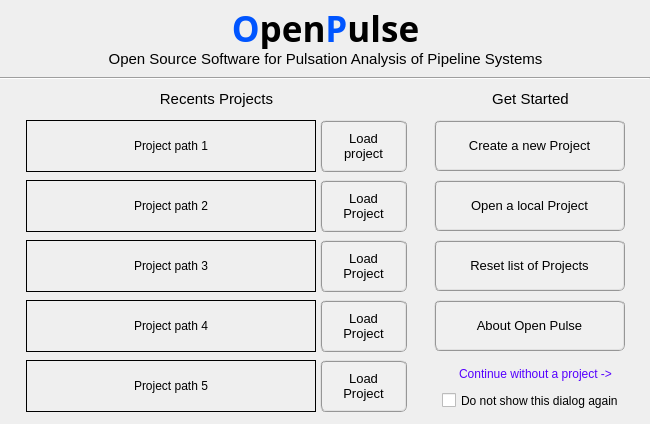
open-pulse/OpenPulse, file pulse/interface/ui_files/project/get_started_input.ui: the form before one commit.
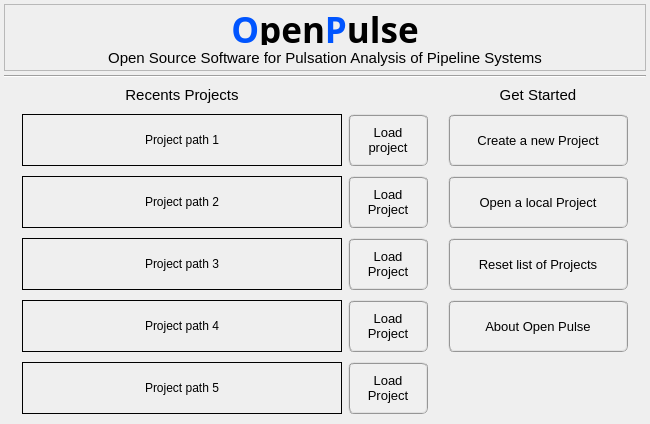
The form after the commit. Icons and pictures are not drawn.

The edit to the form file:
```diff
--- a/pulse/interface/ui_files/project/get_started_input.ui
+++ b/pulse/interface/ui_files/project/get_started_input.ui
@@ -31,267 +31,65 @@
   <property name="windowTitle">
    <string>OpenPulse - Get Started</string>
   </property>
-  <widget class="QWidget" name="widget" native="true">
-   <property name="geometry">
-    <rect>
-     <x>434</x>
-     <y>120</y>
-     <width>211</width>
-     <height>293</height>
-    </rect>
+  <layout class="QGridLayout" name="gridLayout_3">
+   <property name="leftMargin">
+    <number>4</number>
    </property>
-   <widget class="QPushButton" name="load_button">
-    <property name="geometry">
-     <rect>
-      <x>0</x>
-      <y>60</y>
-      <width>191</width>
-      <height>51</height>
-     </rect>
-    </property>
-    <property name="font">
-     <font>
-      <pointsize>10</pointsize>
-      <weight>50</weight>
-      <italic>false</italic>
-      <bold>false</bold>
-     </font>
-    </property>
-    <property name="styleSheet">
-     <string notr="true">QPushButton{border-radius: 6px; border-color: rgb(150, 150, 150); border-style: ridge; border-width: 2px; color: rgb(0, 0, 0); background-color: rgb(240, 240, 240)}
-QPushButton:hover{border-radius: 6px; border-color: rgb(0, 170, 255); border-style: ridge; border-width: 2px; color: rgb(0, 0, 0); background-color: rgba(174, 213, 255, 100)}
-QPushButton:pressed{border-radius: 6px; border-color: rgb(0, 170, 255); border-style: ridge; border-width: 2px; color: rgb(0, 0, 0); background-color: rgb(174, 213, 255)}
-QPushButton:disabled{border-radius: 6px; border-color: rgb(150, 150, 150); border-style: ridge; border-width: 0px; color: rgb(150,150, 150); background-color: rgb(220, 220, 220)}</string>
-    </property>
-    <property name="text">
-     <string>Open a local Project</string>
-    </property>
-    <property name="icon">
-     <iconset>
-      <normaloff>../../../data/icons/loadProject.png</normaloff>../../../data/icons/loadProject.png</iconset>
-    </property>
-    <property name="iconSize">
+   <property name="topMargin">
+    <number>4</number>
+   </property>
+   <property name="rightMargin">
+    <number>4</number>
+   </property>
+   <property name="bottomMargin">
+    <number>4</number>
+   </property>
+   <property name="spacing">
+    <number>4</number>
+   </property>
+   <item row="0" column="0">
+    <widget class="QFrame" name="frame_title">
+     <property name="maximumSize">
      <size>
-      <width>30</width>
-      <height>32</height>
-     </size>
-    </property>
-    <property name="default">
-     <bool>false</bool>
-    </property>
-   </widget>
-   <widget class="QPushButton" name="create_button">
-    <property name="geometry">
-     <rect>
-      <x>0</x>
-      <y>0</y>
-      <width>191</width>
-      <height>51</height>
-     </rect>
-    </property>
-    <property name="font">
-     <font>
-      <pointsize>10</pointsize>
-      <weight>50</weight>
-      <italic>false</italic>
-      <bold>false</bold>
-     </font>
-    </property>
-    <property name="styleSheet">
-     <string notr="true">QPushButton{border-radius: 6px; border-color: rgb(150, 150, 150); border-style: ridge; border-width: 2px; color: rgb(0, 0, 0); background-color: rgb(240, 240, 240)}
-QPushButton:hover{border-radius: 6px; border-color: rgb(0, 170, 255); border-style: ridge; border-width: 2px; color: rgb(0, 0, 0); background-color: rgba(174, 213, 255, 100)}
-QPushButton:pressed{border-radius: 6px; border-color: rgb(0, 170, 255); border-style: ridge; border-width: 2px; color: rgb(0, 0, 0); background-color: rgb(174, 213, 255)}
-QPushButton:disabled{border-radius: 6px; border-color: rgb(150, 150, 150); border-style: ridge; border-width: 0px; color: rgb(150,150, 150); background-color: rgb(220, 220, 220)}</string>
-    </property>
-    <property name="text">
-     <string>Create a new Project</string>
-    </property>
-    <property name="icon">
-     <iconset>
-      <normaloff>../../../data/icons/012-favorite.png</normaloff>../../../data/icons/012-favorite.png</iconset>
-    </property>
-    <property name="iconSize">
-     <size>
-      <width>30</width>
-      <height>32</height>
-     </size>
-    </property>
-    <property name="default">
-     <bool>false</bool>
-    </property>
-   </widget>
-   <widget class="QPushButton" name="reset_list_projects_button">
-    <property name="geometry">
-     <rect>
-      <x>0</x>
-      <y>120</y>
-      <width>191</width>
-      <height>51</height>
-     </rect>
-    </property>
-    <property name="font">
-     <font>
-      <pointsize>10</pointsize>
-      <weight>50</weight>
-      <italic>false</italic>
-      <bold>false</bold>
-     </font>
-    </property>
-    <property name="styleSheet">
-     <string notr="true">QPushButton{border-radius: 6px; border-color: rgb(150, 150, 150); border-style: ridge; border-width: 2px; color: rgb(0, 0, 0); background-color: rgb(240, 240, 240)}
-QPushButton:hover{border-radius: 6px; border-color: rgb(0, 170, 255); border-style: ridge; border-width: 2px; color: rgb(0, 0, 0); background-color: rgba(174, 213, 255, 100)}
-QPushButton:pressed{border-radius: 6px; border-color: rgb(0, 170, 255); border-style: ridge; border-width: 2px; color: rgb(0, 0, 0); background-color: rgb(174, 213, 255)}
-QPushButton:disabled{border-radius: 6px; border-color: rgb(150, 150, 150); border-style: ridge; border-width: 0px; color: rgb(150,150, 150); background-color: rgb(220, 220, 220)}</string>
-    </property>
-    <property name="text">
-     <string>Reset list of Projects</string>
-    </property>
-    <property name="icon">
-     <iconset>
-      <normaloff>../../../data/icons/pulse.png</normaloff>../../../data/icons/pulse.png</iconset>
-    </property>
-    <property name="iconSize">
+       <width>16777215</width>
+       <height>80</height>
+      </size>
+     </property>
+     <property name="frameShape">
+      <enum>QFrame::StyledPanel</enum>
+     </property>
+     <property name="frameShadow">
+      <enum>QFrame::Raised</enum>
+     </property>
+     <layout class="QGridLayout" name="gridLayout_2">
+      <property name="leftMargin">
+       <number>0</number>
+      </property>
+      <property name="topMargin">
+       <number>0</number>
+      </property>
+      <property name="rightMargin">
+       <number>0</number>
+      </property>
+      <property name="bottomMargin">
+       <number>0</number>
+      </property>
+      <property name="spacing">
+       <number>0</number>
+      </property>
+      <item row="0" column="0">
+       <widget class="QLabel" name="label_openpulse">
+        <property name="minimumSize">
      <size>
-      <width>30</width>
-      <height>32</height>
-     </size>
-    </property>
-   </widget>
-   <widget class="QPushButton" name="continue_button">
-    <property name="geometry">
-     <rect>
-      <x>0</x>
-      <y>242</y>
-      <width>203</width>
-      <height>23</height>
-     </rect>
-    </property>
-    <property name="palette">
-     <palette>
-      <active>
-       <colorrole role="ButtonText">
-        <brush brushstyle="SolidPattern">
-         <color alpha="255">
-          <red>85</red>
-          <green>0</green>
-          <blue>255</blue>
-         </color>
-        </brush>
-       </colorrole>
-      </active>
-      <inactive>
-       <colorrole role="ButtonText">
-        <brush brushstyle="SolidPattern">
-         <color alpha="255">
-          <red>85</red>
-          <green>0</green>
-          <blue>255</blue>
-         </color>
-        </brush>
-       </colorrole>
-      </inactive>
-      <disabled>
-       <colorrole role="ButtonText">
-        <brush brushstyle="SolidPattern">
-         <color alpha="255">
-          <red>120</red>
-          <green>120</green>
-          <blue>120</blue>
-         </color>
-        </brush>
-       </colorrole>
-      </disabled>
-     </palette>
-    </property>
-    <property name="font">
-     <font>
-      <pointsize>9</pointsize>
-     </font>
-    </property>
-    <property name="text">
-     <string>Continue without a project -&gt;</string>
-    </property>
-    <property name="flat">
-     <bool>true</bool>
-    </property>
-   </widget>
-   <widget class="QCheckBox" name="checkBox">
-    <property name="geometry">
-     <rect>
-      <x>8</x>
-      <y>272</y>
-      <width>199</width>
-      <height>17</height>
-     </rect>
-    </property>
-    <property name="font">
-     <font>
-      <pointsize>9</pointsize>
-     </font>
-    </property>
-    <property name="text">
-     <string>Do not show this dialog again</string>
-    </property>
-   </widget>
-   <widget class="QPushButton" name="about_button">
-    <property name="geometry">
-     <rect>
-      <x>0</x>
-      <y>180</y>
-      <width>191</width>
-      <height>51</height>
-     </rect>
-    </property>
-    <property name="font">
-     <font>
-      <pointsize>10</pointsize>
-      <weight>50</weight>
-      <italic>false</italic>
-      <bold>false</bold>
-     </font>
-    </property>
-    <property name="styleSheet">
-     <string notr="true">QPushButton{border-radius: 6px; border-color: rgb(150, 150, 150); border-style: ridge; border-width: 2px; color: rgb(0, 0, 0); background-color: rgb(240, 240, 240)}
-QPushButton:hover{border-radius: 6px; border-color: rgb(0, 170, 255); border-style: ridge; border-width: 2px; color: rgb(0, 0, 0); background-color: rgba(174, 213, 255, 100)}
-QPushButton:pressed{border-radius: 6px; border-color: rgb(0, 170, 255); border-style: ridge; border-width: 2px; color: rgb(0, 0, 0); background-color: rgb(174, 213, 255)}
-QPushButton:disabled{border-radius: 6px; border-color: rgb(150, 150, 150); border-style: ridge; border-width: 0px; color: rgb(150,150, 150); background-color: rgb(220, 220, 220)}</string>
-    </property>
-    <property name="text">
-     <string>About Open Pulse</string>
-    </property>
-    <property name="icon">
-     <iconset>
-      <normaloff>../../../data/icons/pulse.png</normaloff>../../../data/icons/pulse.png</iconset>
-    </property>
-    <property name="iconSize">
+          <width>0</width>
+          <height>40</height>
+         </size>
+        </property>
+        <property name="maximumSize">
      <size>
-      <width>30</width>
-      <height>32</height>
-     </size>
-    </property>
-   </widget>
-  </widget>
-  <widget class="Line" name="line">
-   <property name="geometry">
-    <rect>
-     <x>0</x>
-     <y>70</y>
-     <width>650</width>
-     <height>16</height>
-    </rect>
-   </property>
-   <property name="orientation">
-    <enum>Qt::Horizontal</enum>
-   </property>
-  </widget>
-  <widget class="QLabel" name="label">
-   <property name="geometry">
-    <rect>
-     <x>36</x>
-     <y>4</y>
-     <width>579</width>
-     <height>45</height>
-    </rect>
+          <width>16777215</width>
+          <height>40</height>
+         </size>
    </property>
    <property name="font">
     <font>
@@ -308,15 +106,9 @@
     <set>Qt::AlignCenter</set>
    </property>
   </widget>
-  <widget class="QLabel" name="label_2">
-   <property name="geometry">
-    <rect>
-     <x>36</x>
-     <y>46</y>
-     <width>579</width>
-     <height>25</height>
-    </rect>
-   </property>
+      </item>
+      <item row="1" column="0">
+       <widget class="QLabel" name="label_description">
    <property name="minimumSize">
     <size>
      <width>0</width>
@@ -344,41 +136,30 @@
     <set>Qt::AlignCenter</set>
    </property>
   </widget>
-  <widget class="QLabel" name="recents_label">
-   <property name="geometry">
-    <rect>
-     <x>28</x>
-     <y>86</y>
-     <width>377</width>
-     <height>25</height>
-    </rect>
-   </property>
-   <property name="font">
-    <font>
-     <pointsize>11</pointsize>
-     <weight>50</weight>
-     <bold>false</bold>
-    </font>
-   </property>
-   <property name="autoFillBackground">
-    <bool>true</bool>
-   </property>
-   <property name="text">
-    <string>Recents Projects</string>
-   </property>
-   <property name="alignment">
-    <set>Qt::AlignCenter</set>
-   </property>
-  </widget>
+      </item>
+     </layout>
+    </widget>
+   </item>
+   <item row="2" column="0">
+    <widget class="QWidget" name="widget_main" native="true">
+     <layout class="QGridLayout" name="gridLayout">
+      <property name="leftMargin">
+       <number>4</number>
+      </property>
+      <property name="topMargin">
+       <number>4</number>
+      </property>
+      <property name="rightMargin">
+       <number>4</number>
+      </property>
+      <property name="bottomMargin">
+       <number>4</number>
+      </property>
+      <property name="verticalSpacing">
+       <number>10</number>
+      </property>
+      <item row="0" column="4">
   <widget class="QLabel" name="label_4">
-   <property name="geometry">
-    <rect>
-     <x>436</x>
-     <y>86</y>
-     <width>189</width>
-     <height>25</height>
-    </rect>
-   </property>
    <property name="font">
     <font>
      <pointsize>11</pointsize>
@@ -397,23 +178,54 @@
     <set>Qt::AlignCenter</set>
    </property>
   </widget>
-  <widget class="QWidget" name="widget_project1" native="true">
-   <property name="geometry">
-    <rect>
-     <x>22</x>
-     <y>116</y>
-     <width>387</width>
-     <height>61</height>
-    </rect>
-   </property>
-   <widget class="QPushButton" name="project1_button">
-    <property name="geometry">
-     <rect>
-      <x>298</x>
-      <y>4</y>
-      <width>87</width>
+      </item>
+      <item row="5" column="1">
+       <widget class="QLabel" name="project5_path_label">
+        <property name="minimumSize">
+         <size>
+          <width>320</width>
+          <height>52</height>
+         </size>
+        </property>
+        <property name="maximumSize">
+         <size>
+          <width>320</width>
       <height>52</height>
-     </rect>
+         </size>
+        </property>
+        <property name="frameShape">
+         <enum>QFrame::Box</enum>
+        </property>
+        <property name="text">
+         <string>Project path 5</string>
+        </property>
+        <property name="scaledContents">
+         <bool>true</bool>
+        </property>
+        <property name="alignment">
+         <set>Qt::AlignCenter</set>
+        </property>
+        <property name="wordWrap">
+         <bool>true</bool>
+        </property>
+        <property name="margin">
+         <number>6</number>
+        </property>
+       </widget>
+      </item>
+      <item row="4" column="4">
+       <widget class="QPushButton" name="about_button">
+        <property name="minimumSize">
+         <size>
+          <width>180</width>
+          <height>52</height>
+         </size>
+        </property>
+        <property name="maximumSize">
+         <size>
+          <width>16777215</width>
+          <height>52</height>
+         </size>
     </property>
     <property name="font">
      <font>
@@ -423,12 +235,6 @@
       <bold>false</bold>
      </font>
     </property>
-    <property name="layoutDirection">
-     <enum>Qt::LeftToRight</enum>
-    </property>
-    <property name="autoFillBackground">
-     <bool>false</bool>
-    </property>
     <property name="styleSheet">
      <string notr="true">QPushButton{border-radius: 6px; border-color: rgb(150, 150, 150); border-style: ridge; border-width: 2px; color: rgb(0, 0, 0); background-color: rgb(240, 240, 240)}
 QPushButton:hover{border-radius: 6px; border-color: rgb(0, 170, 255); border-style: ridge; border-width: 2px; color: rgb(0, 0, 0); background-color: rgba(174, 213, 255, 100)}
@@ -436,70 +242,34 @@
 QPushButton:disabled{border-radius: 6px; border-color: rgb(150, 150, 150); border-style: ridge; border-width: 0px; color: rgb(150,150, 150); background-color: rgb(220, 220, 220)}</string>
     </property>
     <property name="text">
-     <string>Load 
-project</string>
+         <string>About Open Pulse</string>
     </property>
     <property name="icon">
      <iconset>
-      <normaloff>../../../data/icons/002-analysis.png</normaloff>../../../data/icons/002-analysis.png</iconset>
-    </property>
-    <property name="autoDefault">
-     <bool>false</bool>
-    </property>
-    <property name="default">
-     <bool>false</bool>
-    </property>
-    <property name="flat">
-     <bool>false</bool>
-    </property>
-   </widget>
-   <widget class="QLabel" name="project1_path_label">
-    <property name="geometry">
-     <rect>
-      <x>4</x>
-      <y>4</y>
-      <width>290</width>
-      <height>52</height>
-     </rect>
-    </property>
-    <property name="styleSheet">
-     <string notr="true"/>
-    </property>
-    <property name="frameShape">
-     <enum>QFrame::Box</enum>
-    </property>
-    <property name="text">
-     <string>Project path 1</string>
-    </property>
-    <property name="alignment">
-     <set>Qt::AlignCenter</set>
-    </property>
-    <property name="wordWrap">
-     <bool>true</bool>
-    </property>
-    <property name="margin">
-     <number>4</number>
-    </property>
-   </widget>
-  </widget>
-  <widget class="QWidget" name="widget_project2" native="true">
-   <property name="geometry">
-    <rect>
-     <x>22</x>
-     <y>176</y>
-     <width>387</width>
-     <height>61</height>
-    </rect>
-   </property>
+          <normaloff>../../../../data/icons/pulse/pulse_icon.png</normaloff>../../../../data/icons/pulse/pulse_icon.png</iconset>
+        </property>
+        <property name="iconSize">
+         <size>
+          <width>30</width>
+          <height>32</height>
+         </size>
+        </property>
+       </widget>
+      </item>
+      <item row="2" column="2">
    <widget class="QPushButton" name="project2_button">
-    <property name="geometry">
-     <rect>
-      <x>298</x>
-      <y>4</y>
-      <width>87</width>
+        <property name="minimumSize">
+         <size>
+          <width>80</width>
       <height>52</height>
-     </rect>
-    </property>
+         </size>
+        </property>
+        <property name="maximumSize">
+         <size>
+          <width>80</width>
+          <height>52</height>
+         </size>
+        </property>
     <property name="font">
      <font>
       <pointsize>10</pointsize>
@@ -538,14 +308,153 @@
      <bool>false</bool>
     </property>
    </widget>
+      </item>
+      <item row="2" column="4">
+       <widget class="QPushButton" name="load_button">
+        <property name="minimumSize">
+         <size>
+          <width>180</width>
+          <height>52</height>
+         </size>
+        </property>
+        <property name="maximumSize">
+         <size>
+          <width>16777215</width>
+          <height>52</height>
+         </size>
+        </property>
+        <property name="font">
+         <font>
+          <pointsize>10</pointsize>
+          <weight>50</weight>
+          <italic>false</italic>
+          <bold>false</bold>
+         </font>
+        </property>
+        <property name="styleSheet">
+         <string notr="true">QPushButton{border-radius: 6px; border-color: rgb(150, 150, 150); border-style: ridge; border-width: 2px; color: rgb(0, 0, 0); background-color: rgb(240, 240, 240)}
+QPushButton:hover{border-radius: 6px; border-color: rgb(0, 170, 255); border-style: ridge; border-width: 2px; color: rgb(0, 0, 0); background-color: rgba(174, 213, 255, 100)}
+QPushButton:pressed{border-radius: 6px; border-color: rgb(0, 170, 255); border-style: ridge; border-width: 2px; color: rgb(0, 0, 0); background-color: rgb(174, 213, 255)}
+QPushButton:disabled{border-radius: 6px; border-color: rgb(150, 150, 150); border-style: ridge; border-width: 0px; color: rgb(150,150, 150); background-color: rgb(220, 220, 220)}</string>
+        </property>
+        <property name="text">
+         <string>Open a local Project</string>
+        </property>
+        <property name="icon">
+         <iconset>
+          <normaloff>../../../../data/icons/common/import.png</normaloff>../../../../data/icons/common/import.png</iconset>
+        </property>
+        <property name="iconSize">
+         <size>
+          <width>30</width>
+          <height>32</height>
+         </size>
+        </property>
+        <property name="default">
+         <bool>false</bool>
+        </property>
+       </widget>
+      </item>
+      <item row="3" column="2">
+       <widget class="QPushButton" name="project3_button">
+        <property name="minimumSize">
+         <size>
+          <width>80</width>
+          <height>52</height>
+         </size>
+        </property>
+        <property name="maximumSize">
+         <size>
+          <width>80</width>
+          <height>52</height>
+         </size>
+        </property>
+        <property name="font">
+         <font>
+          <pointsize>10</pointsize>
+          <weight>50</weight>
+          <italic>false</italic>
+          <bold>false</bold>
+         </font>
+        </property>
+        <property name="layoutDirection">
+         <enum>Qt::LeftToRight</enum>
+        </property>
+        <property name="autoFillBackground">
+         <bool>false</bool>
+        </property>
+        <property name="styleSheet">
+         <string notr="true">QPushButton{border-radius: 6px; border-color: rgb(150, 150, 150); border-style: ridge; border-width: 2px; color: rgb(0, 0, 0); background-color: rgb(240, 240, 240)}
+QPushButton:hover{border-radius: 6px; border-color: rgb(0, 170, 255); border-style: ridge; border-width: 2px; color: rgb(0, 0, 0); background-color: rgba(174, 213, 255, 100)}
+QPushButton:pressed{border-radius: 6px; border-color: rgb(0, 170, 255); border-style: ridge; border-width: 2px; color: rgb(0, 0, 0); background-color: rgb(174, 213, 255)}
+QPushButton:disabled{border-radius: 6px; border-color: rgb(150, 150, 150); border-style: ridge; border-width: 0px; color: rgb(150,150, 150); background-color: rgb(220, 220, 220)}</string>
+        </property>
+        <property name="text">
+         <string>Load
+Project</string>
+        </property>
+        <property name="icon">
+         <iconset>
+          <normaloff>../../../data/icons/002-analysis.png</normaloff>../../../data/icons/002-analysis.png</iconset>
+        </property>
+        <property name="autoDefault">
+         <bool>true</bool>
+        </property>
+        <property name="default">
+         <bool>false</bool>
+        </property>
+        <property name="flat">
+         <bool>false</bool>
+        </property>
+       </widget>
+      </item>
+      <item row="4" column="1">
+       <widget class="QLabel" name="project4_path_label">
+        <property name="minimumSize">
+         <size>
+          <width>320</width>
+          <height>52</height>
+         </size>
+        </property>
+        <property name="maximumSize">
+         <size>
+          <width>320</width>
+          <height>52</height>
+         </size>
+        </property>
+        <property name="frameShape">
+         <enum>QFrame::Box</enum>
+        </property>
+        <property name="text">
+         <string>Project path 4</string>
+        </property>
+        <property name="scaledContents">
+         <bool>true</bool>
+        </property>
+        <property name="alignment">
+         <set>Qt::AlignCenter</set>
+        </property>
+        <property name="wordWrap">
+         <bool>true</bool>
+        </property>
+        <property name="margin">
+         <number>6</number>
+        </property>
+       </widget>
+      </item>
+      <item row="2" column="1">
    <widget class="QLabel" name="project2_path_label">
-    <property name="geometry">
-     <rect>
-      <x>4</x>
-      <y>4</y>
-      <width>290</width>
+        <property name="minimumSize">
+         <size>
+          <width>320</width>
       <height>52</height>
-     </rect>
+         </size>
+        </property>
+        <property name="maximumSize">
+         <size>
+          <width>320</width>
+          <height>52</height>
+         </size>
     </property>
     <property name="styleSheet">
      <string notr="true"/>
@@ -563,27 +472,23 @@
      <bool>true</bool>
     </property>
     <property name="margin">
-     <number>4</number>
-    </property>
-   </widget>
-  </widget>
-  <widget class="QWidget" name="widget_project3" native="true">
-   <property name="geometry">
-    <rect>
-     <x>22</x>
-     <y>236</y>
-     <width>387</width>
-     <height>61</height>
-    </rect>
-   </property>
-   <widget class="QPushButton" name="project3_button">
-    <property name="geometry">
-     <rect>
-      <x>298</x>
-      <y>4</y>
-      <width>87</width>
+         <number>6</number>
+        </property>
+       </widget>
+      </item>
+      <item row="4" column="2">
+       <widget class="QPushButton" name="project4_button">
+        <property name="minimumSize">
+         <size>
+          <width>80</width>
+          <height>52</height>
+         </size>
+        </property>
+        <property name="maximumSize">
+         <size>
+          <width>80</width>
       <height>52</height>
-     </rect>
+         </size>
     </property>
     <property name="font">
      <font>
@@ -623,14 +528,63 @@
      <bool>false</bool>
     </property>
    </widget>
+      </item>
+      <item row="3" column="4">
+       <widget class="QPushButton" name="reset_list_projects_button">
+        <property name="minimumSize">
+         <size>
+          <width>180</width>
+          <height>52</height>
+         </size>
+        </property>
+        <property name="maximumSize">
+         <size>
+          <width>16777215</width>
+          <height>52</height>
+         </size>
+        </property>
+        <property name="font">
+         <font>
+          <pointsize>10</pointsize>
+          <weight>50</weight>
+          <italic>false</italic>
+          <bold>false</bold>
+         </font>
+        </property>
+        <property name="styleSheet">
+         <string notr="true">QPushButton{border-radius: 6px; border-color: rgb(150, 150, 150); border-style: ridge; border-width: 2px; color: rgb(0, 0, 0); background-color: rgb(240, 240, 240)}
+QPushButton:hover{border-radius: 6px; border-color: rgb(0, 170, 255); border-style: ridge; border-width: 2px; color: rgb(0, 0, 0); background-color: rgba(174, 213, 255, 100)}
+QPushButton:pressed{border-radius: 6px; border-color: rgb(0, 170, 255); border-style: ridge; border-width: 2px; color: rgb(0, 0, 0); background-color: rgb(174, 213, 255)}
+QPushButton:disabled{border-radius: 6px; border-color: rgb(150, 150, 150); border-style: ridge; border-width: 0px; color: rgb(150,150, 150); background-color: rgb(220, 220, 220)}</string>
+        </property>
+        <property name="text">
+         <string>Reset list of Projects</string>
+        </property>
+        <property name="icon">
+         <iconset>
+          <normaloff>../../../../data/icons/common/reset-image (2).png</normaloff>../../../../data/icons/common/reset-image (2).png</iconset>
+        </property>
+        <property name="iconSize">
+         <size>
+          <width>30</width>
+          <height>32</height>
+         </size>
+        </property>
+       </widget>
+      </item>
+      <item row="3" column="1">
    <widget class="QLabel" name="project3_path_label">
-    <property name="geometry">
-     <rect>
-      <x>4</x>
-      <y>4</y>
-      <width>290</width>
+        <property name="minimumSize">
+         <size>
+          <width>320</width>
       <height>52</height>
-     </rect>
+         </size>
+        </property>
+        <property name="maximumSize">
+         <size>
+          <width>320</width>
+          <height>52</height>
+         </size>
     </property>
     <property name="frameShape">
      <enum>QFrame::Box</enum>
@@ -644,82 +598,6 @@
     <property name="wordWrap">
      <bool>true</bool>
     </property>
-    <property name="margin">
-     <number>4</number>
-    </property>
-   </widget>
-  </widget>
-  <widget class="QWidget" name="widget_project4" native="true">
-   <property name="geometry">
-    <rect>
-     <x>22</x>
-     <y>296</y>
-     <width>387</width>
-     <height>61</height>
-    </rect>
-   </property>
-   <widget class="QPushButton" name="project4_button">
-    <property name="geometry">
-     <rect>
-      <x>298</x>
-      <y>4</y>
-      <width>87</width>
-      <height>52</height>
-     </rect>
-    </property>
-    <property name="font">
-     <font>
-      <pointsize>10</pointsize>
-      <weight>50</weight>
-      <italic>false</italic>
-      <bold>false</bold>
-     </font>
-    </property>
-    <property name="layoutDirection">
-     <enum>Qt::LeftToRight</enum>
-    </property>
-    <property name="autoFillBackground">
-     <bool>false</bool>
-    </property>
-    <property name="styleSheet">
-     <string notr="true">QPushButton{border-radius: 6px; border-color: rgb(150, 150, 150); border-style: ridge; border-width: 2px; color: rgb(0, 0, 0); background-color: rgb(240, 240, 240)}
-QPushButton:hover{border-radius: 6px; border-color: rgb(0, 170, 255); border-style: ridge; border-width: 2px; color: rgb(0, 0, 0); background-color: rgba(174, 213, 255, 100)}
-QPushButton:pressed{border-radius: 6px; border-color: rgb(0, 170, 255); border-style: ridge; border-width: 2px; color: rgb(0, 0, 0); background-color: rgb(174, 213, 255)}
-QPushButton:disabled{border-radius: 6px; border-color: rgb(150, 150, 150); border-style: ridge; border-width: 0px; color: rgb(150,150, 150); background-color: rgb(220, 220, 220)}</string>
-    </property>
-    <property name="text">
-     <string>Load
-Project</string>
-    </property>
-    <property name="icon">
-     <iconset>
-      <normaloff>../../../data/icons/002-analysis.png</normaloff>../../../data/icons/002-analysis.png</iconset>
-    </property>
-    <property name="autoDefault">
-     <bool>true</bool>
-    </property>
-    <property name="default">
-     <bool>false</bool>
-    </property>
-    <property name="flat">
-     <bool>false</bool>
-    </property>
-   </widget>
-   <widget class="QLabel" name="project4_path_label">
-    <property name="geometry">
-     <rect>
-      <x>4</x>
-      <y>4</y>
-      <width>290</width>
-      <height>52</height>
-     </rect>
-    </property>
-    <property name="frameShape">
-     <enum>QFrame::Box</enum>
-    </property>
-    <property name="text">
-     <string>Project path 4</string>
-    </property>
     <property name="alignment">
      <set>Qt::AlignCenter</set>
     </property>
@@ -727,27 +605,23 @@
      <bool>true</bool>
     </property>
     <property name="margin">
-     <number>4</number>
-    </property>
-   </widget>
-  </widget>
-  <widget class="QWidget" name="widget_project5" native="true">
-   <property name="geometry">
-    <rect>
-     <x>22</x>
-     <y>356</y>
-     <width>387</width>
-     <height>61</height>
-    </rect>
-   </property>
+         <number>6</number>
+        </property>
+       </widget>
+      </item>
+      <item row="5" column="2">
    <widget class="QPushButton" name="project5_button">
-    <property name="geometry">
-     <rect>
-      <x>298</x>
-      <y>4</y>
-      <width>87</width>
+        <property name="minimumSize">
+         <size>
+          <width>80</width>
       <height>52</height>
-     </rect>
+         </size>
+        </property>
+        <property name="maximumSize">
+         <size>
+          <width>80</width>
+          <height>52</height>
+         </size>
     </property>
     <property name="font">
      <font>
@@ -787,20 +661,45 @@
      <bool>false</bool>
     </property>
    </widget>
-   <widget class="QLabel" name="project5_path_label">
-    <property name="geometry">
-     <rect>
-      <x>4</x>
-      <y>4</y>
-      <width>290</width>
+      </item>
+      <item row="1" column="0">
+       <spacer name="horizontalSpacer_2">
+        <property name="orientation">
+         <enum>Qt::Horizontal</enum>
+        </property>
+        <property name="sizeHint" stdset="0">
+         <size>
+          <width>40</width>
+          <height>20</height>
+         </size>
+        </property>
+       </spacer>
+      </item>
+      <item row="1" column="1">
+       <widget class="QLabel" name="project1_path_label">
+        <property name="minimumSize">
+         <size>
+          <width>320</width>
       <height>52</height>
-     </rect>
+         </size>
+        </property>
+        <property name="maximumSize">
+         <size>
+          <width>320</width>
+          <height>52</height>
+         </size>
+        </property>
+        <property name="styleSheet">
+         <string notr="true"/>
     </property>
     <property name="frameShape">
      <enum>QFrame::Box</enum>
     </property>
     <property name="text">
-     <string>Project path 5</string>
+         <string>Project path 1</string>
+        </property>
+        <property name="scaledContents">
+         <bool>true</bool>
     </property>
     <property name="alignment">
      <set>Qt::AlignCenter</set>
@@ -809,10 +708,179 @@
      <bool>true</bool>
     </property>
     <property name="margin">
-     <number>4</number>
-    </property>
-   </widget>
-  </widget>
+         <number>6</number>
+        </property>
+       </widget>
+      </item>
+      <item row="1" column="2">
+       <widget class="QPushButton" name="project1_button">
+        <property name="minimumSize">
+         <size>
+          <width>80</width>
+          <height>52</height>
+         </size>
+        </property>
+        <property name="maximumSize">
+         <size>
+          <width>80</width>
+          <height>52</height>
+         </size>
+        </property>
+        <property name="font">
+         <font>
+          <pointsize>10</pointsize>
+          <weight>50</weight>
+          <italic>false</italic>
+          <bold>false</bold>
+         </font>
+        </property>
+        <property name="layoutDirection">
+         <enum>Qt::LeftToRight</enum>
+        </property>
+        <property name="autoFillBackground">
+         <bool>false</bool>
+        </property>
+        <property name="styleSheet">
+         <string notr="true">QPushButton{border-radius: 6px; border-color: rgb(150, 150, 150); border-style: ridge; border-width: 2px; color: rgb(0, 0, 0); background-color: rgb(240, 240, 240)}
+QPushButton:hover{border-radius: 6px; border-color: rgb(0, 170, 255); border-style: ridge; border-width: 2px; color: rgb(0, 0, 0); background-color: rgba(174, 213, 255, 100)}
+QPushButton:pressed{border-radius: 6px; border-color: rgb(0, 170, 255); border-style: ridge; border-width: 2px; color: rgb(0, 0, 0); background-color: rgb(174, 213, 255)}
+QPushButton:disabled{border-radius: 6px; border-color: rgb(150, 150, 150); border-style: ridge; border-width: 0px; color: rgb(150,150, 150); background-color: rgb(220, 220, 220)}</string>
+        </property>
+        <property name="text">
+         <string>Load 
+project</string>
+        </property>
+        <property name="icon">
+         <iconset>
+          <normaloff>../../../data/icons/002-analysis.png</normaloff>../../../data/icons/002-analysis.png</iconset>
+        </property>
+        <property name="autoDefault">
+         <bool>false</bool>
+        </property>
+        <property name="default">
+         <bool>false</bool>
+        </property>
+        <property name="flat">
+         <bool>false</bool>
+        </property>
+       </widget>
+      </item>
+      <item row="0" column="1">
+       <widget class="QLabel" name="recents_label">
+        <property name="font">
+         <font>
+          <pointsize>11</pointsize>
+          <weight>50</weight>
+          <bold>false</bold>
+         </font>
+        </property>
+        <property name="autoFillBackground">
+         <bool>true</bool>
+        </property>
+        <property name="text">
+         <string>Recents Projects</string>
+        </property>
+        <property name="alignment">
+         <set>Qt::AlignCenter</set>
+        </property>
+       </widget>
+      </item>
+      <item row="1" column="3">
+       <spacer name="horizontalSpacer">
+        <property name="orientation">
+         <enum>Qt::Horizontal</enum>
+        </property>
+        <property name="sizeHint" stdset="0">
+         <size>
+          <width>40</width>
+          <height>20</height>
+         </size>
+        </property>
+       </spacer>
+      </item>
+      <item row="1" column="4">
+       <widget class="QPushButton" name="create_button">
+        <property name="minimumSize">
+         <size>
+          <width>180</width>
+          <height>52</height>
+         </size>
+        </property>
+        <property name="maximumSize">
+         <size>
+          <width>16777215</width>
+          <height>52</height>
+         </size>
+        </property>
+        <property name="font">
+         <font>
+          <pointsize>10</pointsize>
+          <weight>50</weight>
+          <italic>false</italic>
+          <bold>false</bold>
+         </font>
+        </property>
+        <property name="styleSheet">
+         <string notr="true">QPushButton{border-radius: 6px; border-color: rgb(150, 150, 150); border-style: ridge; border-width: 2px; color: rgb(0, 0, 0); background-color: rgb(240, 240, 240)}
+QPushButton:hover{border-radius: 6px; border-color: rgb(0, 170, 255); border-style: ridge; border-width: 2px; color: rgb(0, 0, 0); background-color: rgba(174, 213, 255, 100)}
+QPushButton:pressed{border-radius: 6px; border-color: rgb(0, 170, 255); border-style: ridge; border-width: 2px; color: rgb(0, 0, 0); background-color: rgb(174, 213, 255)}
+QPushButton:disabled{border-radius: 6px; border-color: rgb(150, 150, 150); border-style: ridge; border-width: 0px; color: rgb(150,150, 150); background-color: rgb(220, 220, 220)}</string>
+        </property>
+        <property name="text">
+         <string>Create a new Project</string>
+        </property>
+        <property name="icon">
+         <iconset>
+          <normaloff>../../../../data/icons/common/new_file.png</normaloff>../../../../data/icons/common/new_file.png</iconset>
+        </property>
+        <property name="iconSize">
+         <size>
+          <width>30</width>
+          <height>32</height>
+         </size>
+        </property>
+        <property name="default">
+         <bool>false</bool>
+        </property>
+       </widget>
+      </item>
+      <item row="1" column="5">
+       <spacer name="horizontalSpacer_3">
+        <property name="orientation">
+         <enum>Qt::Horizontal</enum>
+        </property>
+        <property name="sizeHint" stdset="0">
+         <size>
+          <width>40</width>
+          <height>20</height>
+         </size>
+        </property>
+       </spacer>
+      </item>
+     </layout>
+    </widget>
+   </item>
+   <item row="1" column="0">
+    <widget class="Line" name="line">
+     <property name="orientation">
+      <enum>Qt::Horizontal</enum>
+     </property>
+    </widget>
+   </item>
+   <item row="3" column="0">
+    <spacer name="verticalSpacer">
+     <property name="orientation">
+      <enum>Qt::Vertical</enum>
+     </property>
+     <property name="sizeHint" stdset="0">
+      <size>
+       <width>20</width>
+       <height>40</height>
+      </size>
+     </property>
+    </spacer>
+   </item>
+  </layout>
  </widget>
  <tabstops>
   <tabstop>create_button</tabstop>
```
Left out of the diff: 12 changed lines with no effect on the pictures. Lines whose indentation alone changed are shown as unchanged.
